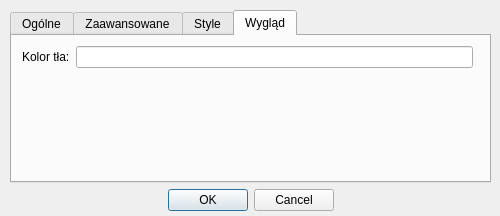
First picture: the form in ui/options.ui, repository gitter-badger/simplechatclient, before the edit.
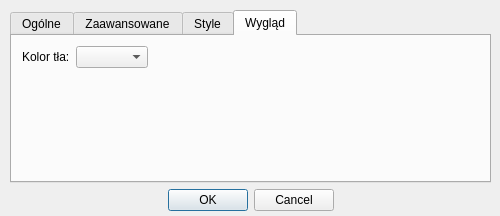
Second picture: the form after the edit. The open tabs and pages were chosen to show the change. Icons and pictures are not drawn.

Commit message: fix colors in options

```diff
--- a/ui/options.ui
+++ b/ui/options.ui
@@ -248,11 +248,7 @@
             </widget>
            </item>
            <item row="0" column="1">
-            <widget class="QLineEdit" name="lineEditBackgroundColor">
-             <property name="maxLength">
-              <number>6</number>
-             </property>
-            </widget>
+            <widget class="QComboBox" name="comboBox"/>
            </item>
           </layout>
          </item>
```
The commit also changes 3 other files.
